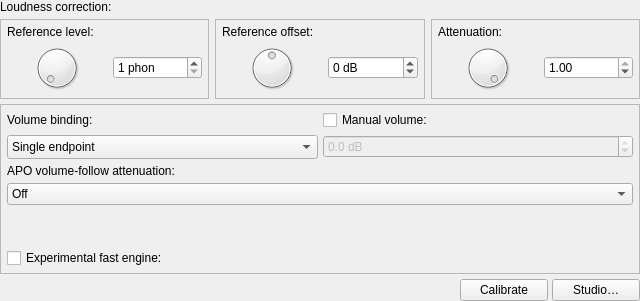
Old version of the form Editor/guis/LoudnessCorrectionFilterGUI.ui in the repository xup61069/Hibiki-EQAPO.
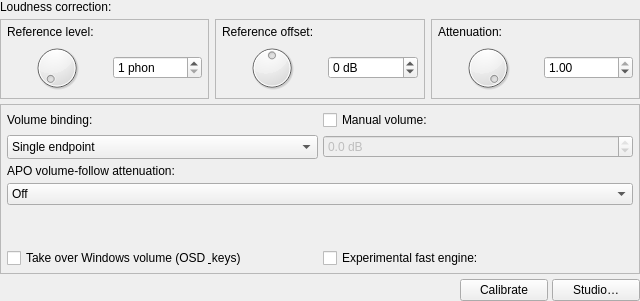
New version of the form. Custom widgets are drawn as their Qt base class.

Commit message: feat(editor, ui): modernize volume OSD and integrate Windows volume takeover into loudness filter

Patch:
```diff
--- a/Editor/guis/LoudnessCorrectionFilterGUI.ui
+++ b/Editor/guis/LoudnessCorrectionFilterGUI.ui
@@ -512,7 +512,17 @@
         </property>
        </widget>
       </item>
-      <item row="6" column="0" colspan="2">
+      <item row="6" column="0" colspan="1">
+       <widget class="QCheckBox" name="takeoverVolumeCheckBox">
+        <property name="toolTip">
+         <string>Intercepts Windows volume keys (Volume Up, Down, Mute) and displays Hibiki's modern floating HUD with real-time equal-loudness phon and attenuation, linking directly with loudness correction.</string>
+        </property>
+        <property name="text">
+         <string>Take over Windows volume (OSD &amp; keys)</string>
+        </property>
+       </widget>
+      </item>
+      <item row="6" column="1" colspan="1">
        <widget class="QCheckBox" name="fastEngineCheckBox">
         <property name="toolTip">
          <string>Experimental two-filter approximation. Uses less CPU but may differ noticeably from Full, especially at very low listening levels.</string>
```
Left out of the diff: 12 changed lines with no effect on the pictures. The commit also changes 22 other files.
